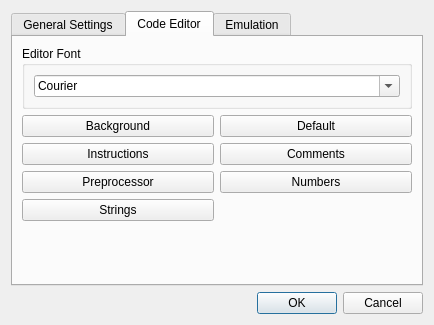
Above: environmentsettingsdialog.ui from christopherpow/nesicide before the change. Below: the same form after it.
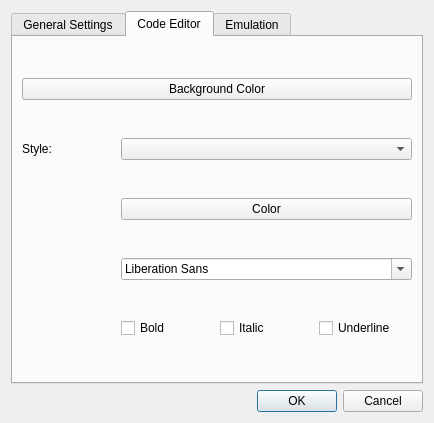
That is the form after the change. The open tabs and pages were chosen to show the change. Icons and pictures are not drawn.

Commit message: Plumbing Code Editor preferences into Environment Settings; part one - fonts, and font attributes can be changed for each style

What changed in the file:
```diff
--- a/environmentsettingsdialog.ui
+++ b/environmentsettingsdialog.ui
@@ -7,7 +7,7 @@
     <x>0</x>
     <y>0</y>
     <width>389</width>
-    <height>325</height>
+    <height>423</height>
    </rect>
   </property>
   <property name="windowTitle">
@@ -148,87 +148,51 @@
        <string>Code Editor</string>
       </attribute>
       <layout class="QGridLayout" name="gridLayout_3">
-       <item row="5" column="0" colspan="2">
-        <spacer name="verticalSpacer_2">
-         <property name="orientation">
-          <enum>Qt::Vertical</enum>
-         </property>
-         <property name="sizeHint" stdset="0">
-          <size>
-           <width>20</width>
-           <height>40</height>
-          </size>
-         </property>
-        </spacer>
-       </item>
-       <item row="0" column="0" colspan="2">
-        <widget class="QGroupBox" name="groupBox">
-         <property name="title">
-          <string>Editor Font</string>
-         </property>
-         <layout class="QVBoxLayout" name="verticalLayout_2">
-          <item>
-           <widget class="QFontComboBox" name="CodeFontComboBox">
-            <property name="sizePolicy">
-             <sizepolicy hsizetype="Expanding" vsizetype="Fixed">
-              <horstretch>0</horstretch>
-              <verstretch>0</verstretch>
-             </sizepolicy>
-            </property>
-            <property name="fontFilters">
-             <set>QFontComboBox::MonospacedFonts</set>
-            </property>
-           </widget>
-          </item>
-         </layout>
-        </widget>
-       </item>
-       <item row="1" column="0">
+       <item row="0" column="0" colspan="4">
         <widget class="QPushButton" name="CodeBackgroundButton">
          <property name="text">
-          <string>Background</string>
-         </property>
-        </widget>
-       </item>
-       <item row="1" column="1">
-        <widget class="QPushButton" name="CodeDefaultButton">
-         <property name="text">
-          <string>Default</string>
+          <string>Background Color</string>
          </property>
         </widget>
        </item>
        <item row="2" column="0">
-        <widget class="QPushButton" name="CodeInstructionsButton">
+        <widget class="QLabel" name="label">
          <property name="text">
-          <string>Instructions</string>
+          <string>Style:</string>
          </property>
         </widget>
        </item>
-       <item row="2" column="1">
-        <widget class="QPushButton" name="CodeCommentsButton">
+       <item row="2" column="1" colspan="3">
+        <widget class="QComboBox" name="styleName"/>
+       </item>
+       <item row="3" column="1" colspan="3">
+        <widget class="QPushButton" name="CodeDefaultButton">
          <property name="text">
-          <string>Comments</string>
+          <string>Color</string>
          </property>
         </widget>
        </item>
-       <item row="3" column="0">
-        <widget class="QPushButton" name="CodePreprocessorButton">
+       <item row="4" column="1" colspan="3">
+        <widget class="QFontComboBox" name="styleFont"/>
+       </item>
+       <item row="5" column="1">
+        <widget class="QCheckBox" name="fontBold">
          <property name="text">
-          <string>Preprocessor</string>
+          <string>Bold</string>
          </property>
         </widget>
        </item>
-       <item row="3" column="1">
-        <widget class="QPushButton" name="CodeNumbersButton">
+       <item row="5" column="2">
+        <widget class="QCheckBox" name="fontItalic">
          <property name="text">
-          <string>Numbers</string>
+          <string>Italic</string>
          </property>
         </widget>
        </item>
-       <item row="4" column="0">
-        <widget class="QPushButton" name="CodeStringsButton">
+       <item row="5" column="3">
+        <widget class="QCheckBox" name="fontUnderline">
          <property name="text">
-          <string>Strings</string>
+          <string>Underline</string>
          </property>
         </widget>
        </item>
```
Left out of the diff: 31 changed lines with no effect on the pictures. The commit also changes 9 other files.
